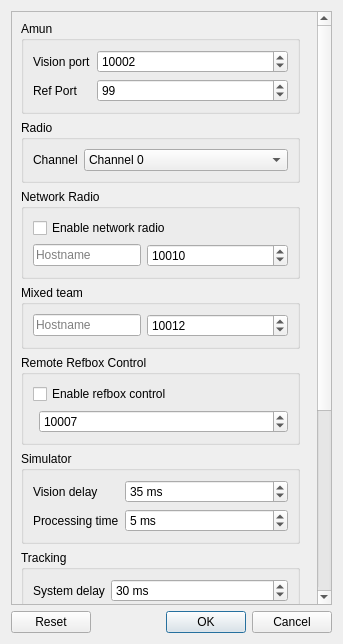
First picture: the form in src/ra/configdialog.ui, repository robotics-erlangen/framework, before the edit.
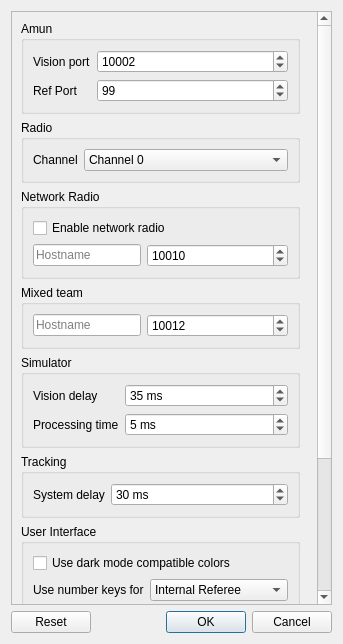
Second picture: the form after the edit.

Commit message:
ra: remove network referee remote control protocol
It is severely outdated and not supported by the game controller. It
also added significant clutter to the strategy code that is no longer
needed.
It was only ever used by the autoref (until ~2 years ago).

Patch:
```diff
--- a/src/ra/configdialog.ui
+++ b/src/ra/configdialog.ui
@@ -26,9 +26,9 @@
       <property name="geometry">
        <rect>
         <x>0</x>
-        <y>-343</y>
+        <y>-284</y>
         <width>297</width>
-        <height>984</height>
+        <height>876</height>
        </rect>
       </property>
       <property name="maximumSize">
@@ -246,32 +246,6 @@
          </layout>
         </widget>
        </item>
-       <item>
-        <widget class="QGroupBox" name="groupBox_7">
-         <property name="title">
-          <string>Remote Refbox Control</string>
-         </property>
-         <layout class="QFormLayout" name="formLayout_7">
-          <item row="0" column="0" colspan="2">
-           <widget class="QCheckBox" name="refboxControlUse">
-            <property name="text">
-             <string>Enable refbox control</string>
-            </property>
-           </widget>
-          </item>
-          <item row="1" column="1">
-           <widget class="QSpinBox" name="remotePort">
-            <property name="maximum">
-             <number>65535</number>
-            </property>
-            <property name="value">
-             <number>10007</number>
-            </property>
-           </widget>
-          </item>
-         </layout>
-        </widget>
-       </item>
        <item>
         <widget class="QGroupBox" name="groupBox_3">
          <property name="title">
```
The commit also changes 21 other files.
